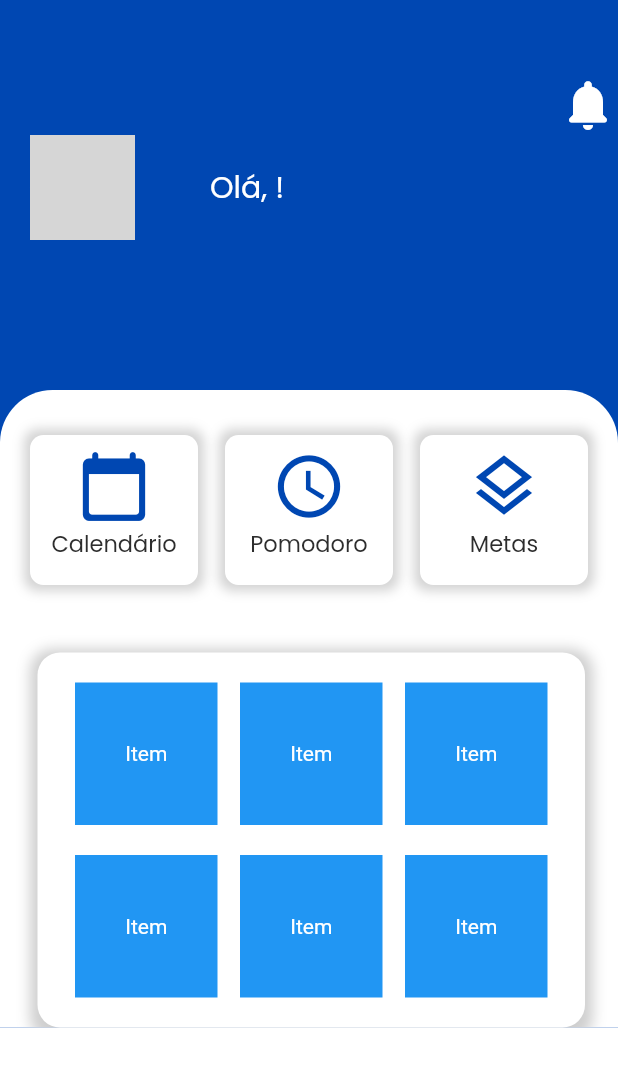
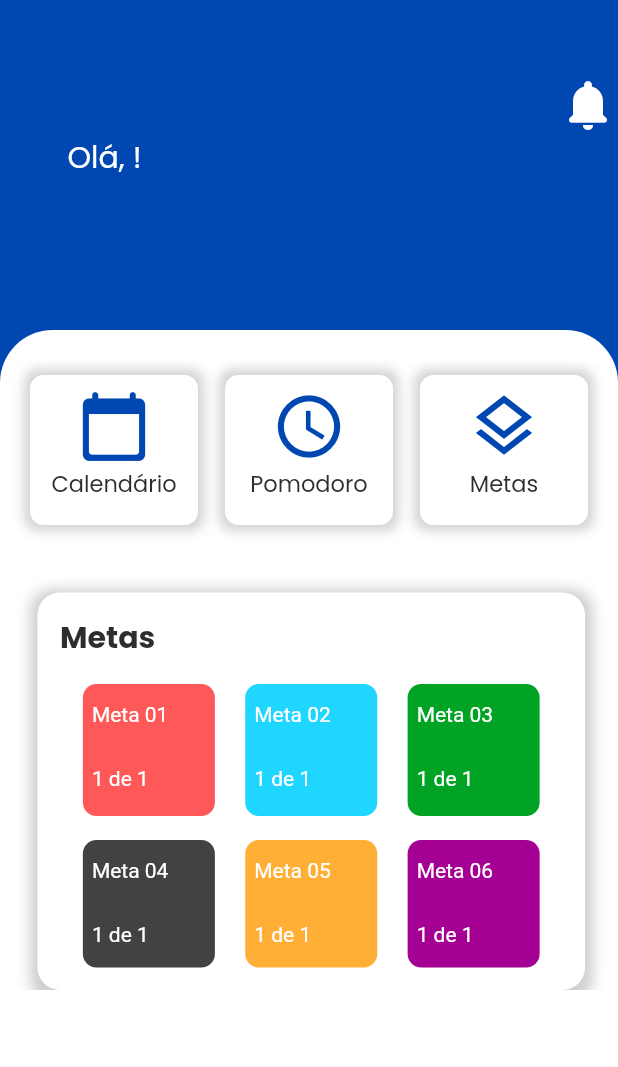
Before and after one commit to gchavess/taskwise-mobile, a Flutter app: the HomePage screen opened directly with empty values, on a phone screen of 412 x 824 dp. Shown: the top 1067 px of the screen. Run offline on Flutter 3.47's test engine with Material 2 defaults, Android fonts, the light colour scheme and no system bars; our stand-ins replace dio, dotted_border, google_fonts, timeline_tile; grey boxes are pictures that could not be loaded.

Commit message:
Grid goals improving

```diff
--- a/lib/screens/home/home.dart
+++ b/lib/screens/home/home.dart
@@ -12,6 +12,7 @@ class HomePage extends StatelessWidget {
 
   Widget buildProfileSection() {
     return Row(
+      crossAxisAlignment: CrossAxisAlignment.center,
       mainAxisAlignment: MainAxisAlignment.end,
       children: [
         InkWell(
@@ -28,20 +29,19 @@ class HomePage extends StatelessWidget {
     );
   }
 
-  Widget buildAvatar() {
-    return const Column(
-      children: [
-        Padding(
-          padding: EdgeInsets.only(
-              left: 20, top: 0, right: 5), // Ajuste a margem superior
-          child: CircleAvatar(
-            radius: 35,
-            backgroundImage: AssetImage('imagemTeste.jpg'),
-          ),
-        ),
-      ],
-    );
-  }
+  // Widget buildAvatar() {
+  //   return const Row(
+  //     mainAxisAlignment: MainAxisAlignment.end,
+  //     children: [
+  //       Align(
+  //         child: CircleAvatar(
+  //           radius: 35,
+  //           backgroundImage: AssetImage('imagemTeste.jpg'),
+  //         ),
+  //       ),
+  //     ],
+  //   );
+  // }
 
   Widget buildGreetingText() {
     return Text(
@@ -139,43 +139,88 @@ class HomePage extends StatelessWidget {
       padding: const EdgeInsets.all(15),
       child: Column(
         children: [
-          Row(
+          Align(
+            alignment: Alignment.topLeft,
+            child: Text(
+              'Metas',
+              style: GoogleFonts.poppins(
+                  fontSize: 20,
+                  color: const Color.fromARGB(255, 45, 45, 45),
+                  fontWeight: FontWeight.bold),
+            ),
+          ),
+          const SizedBox(height: 10),
+          SizedBox(
+            height: 100, // Ajuste conforme necessário
+            child: Row(
               mainAxisAlignment: MainAxisAlignment.spaceEvenly,
               children: [
-              buildInkWell(),
-              buildInkWell(),
-              buildInkWell(),
+                buildInkWell('Meta 01', const Color.fromARGB(255, 255, 88, 88),
+                    '1 de 1'),
+                buildInkWell('Meta 02', const Color.fromARGB(255, 30, 214, 255),
+                    '1 de 1'),
+                buildInkWell(
+                    'Meta 03', const Color.fromARGB(255, 0, 163, 36), '1 de 1'),
               ],
             ),
-          const SizedBox(height: 10),
-          Row(
+          ),
+          const SizedBox(height: 5),
+          SizedBox(
+            height: 95, // Ajuste conforme necessário
+            child: Row(
               mainAxisAlignment: MainAxisAlignment.spaceEvenly,
               children: [
-              buildInkWell(),
-              buildInkWell(),
-              buildInkWell(),
+                buildInkWell(
+                    'Meta 04', const Color.fromARGB(255, 66, 66, 66), '1 de 1'),
+                buildInkWell('Meta 05', const Color.fromARGB(255, 255, 175, 54),
+                    '1 de 1'),
+                buildInkWell('Meta 06', const Color.fromARGB(255, 165, 0, 148),
+                    '1 de 1'),
               ],
+            ),
           ),
         ],
       ),
     );
   }
 
-  Widget buildInkWell() {
+  Widget buildInkWell(String label, Color color, String progressText) {
     return InkWell(
       onTap: () {
         // Lidar com o toque no InkWell
       },
       child: Container(
-        width: 95,
-        height: 95,
-        color: Colors.blue,
+        width: 88,
+        height: 88,
+        decoration: BoxDecoration(
+          color: color,
+          borderRadius: BorderRadius.circular(9),
+        ),
         margin: const EdgeInsets.all(5),
-        child: const Center(
+        child: Column(
+          children: [
+            Padding(
+              padding: const EdgeInsets.only(top: 12, left: 6),
+              child: Align(
+                alignment: Alignment.topLeft,
                 child: Text(
-            'Item',
-            style: TextStyle(color: Colors.white),
+                  label,
+                  style: const TextStyle(color: Colors.white),
                 ),
+              ),
+            ),
+            const SizedBox(height: 15),
+            Padding(
+              padding: const EdgeInsets.only(top: 12, left: 6),
+              child: Align(
+                alignment: Alignment.bottomLeft,
+                child: Text(
+                  progressText,
+                  style: const TextStyle(color: Colors.white),
+                ),
+              ),
+            ),
+          ],
         ),
       ),
     );
@@ -192,7 +237,7 @@ class HomePage extends StatelessWidget {
             buildProfileSection(),
             Row(
               children: [
-                buildAvatar(),
+                //buildAvatar(),
                 const SizedBox(
                   width: 45,
                 ),
@@ -216,14 +261,14 @@ class HomePage extends StatelessWidget {
             Container(
               color: Colors.white, // Cor do fundo branco
               width: double.infinity,
-              height: 275,
+              height: 290,
               child: buildWhiteRectangle(),
             ),
             Container(
               color: Colors.white, // Cor do fundo branco
               width: double.infinity,
-              height: 275,
-            )
+              height: 280,
+            ),
           ],
         ),
       ),
```
Lines whose indentation alone changed are shown as unchanged.
